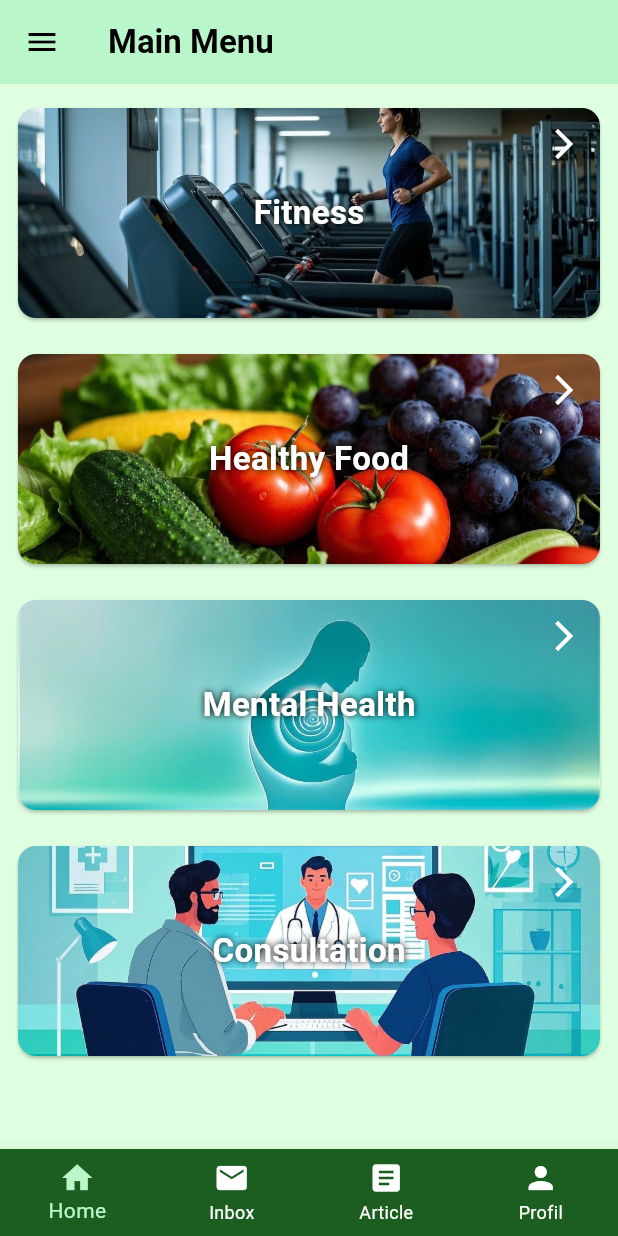
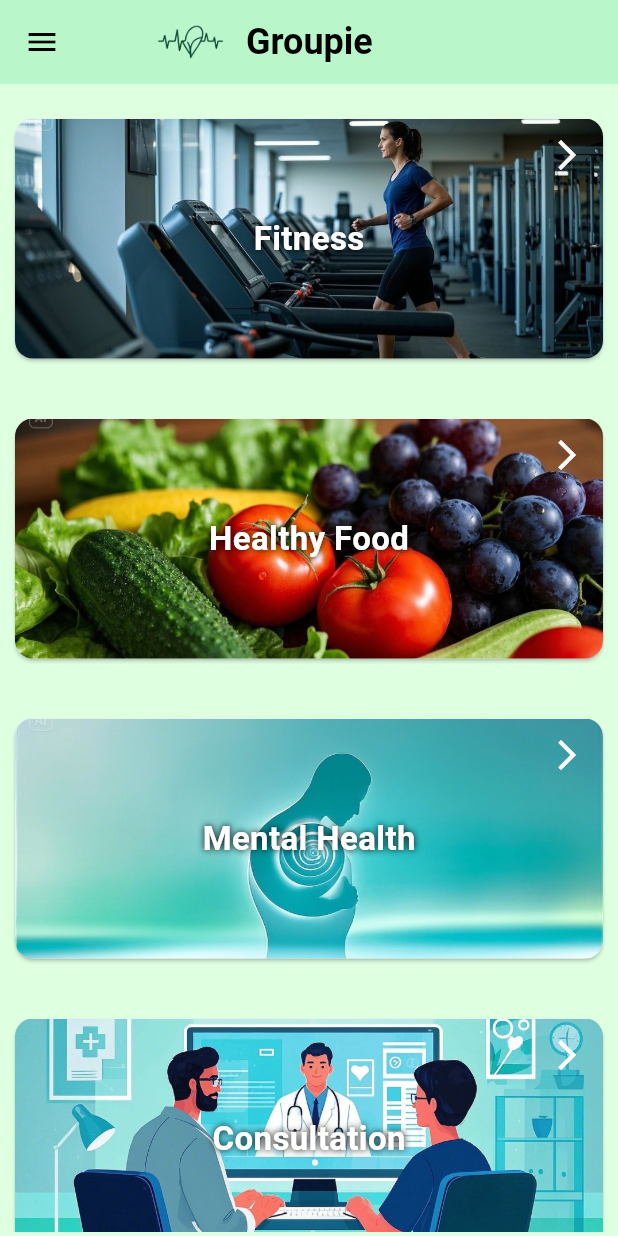
Before and after one commit to Juv-andrew/groupie, a Flutter app: the MainMenuPage screen opened directly, on a phone screen of 412 x 824 dp. Run offline on Flutter 3.47's test engine with Material 3 defaults, Android fonts, the phone set to English and light mode, and no system bars; our stand-ins replace share_plus, shared_preferences, smooth_page_indicator; accounts and stored records are empty.

Commit message:
progress sementara untuk drawer dan halaman main_page.dart

```diff
--- a/lib/main_page.dart
+++ b/lib/main_page.dart
@@ -82,6 +82,16 @@ class _MainMenuPageState extends State<MainMenuPage> {
                 );
               },
             ),
+            ListTile(
+        leading: const Icon(Icons.article),
+        title: const Text('Articles'),
+        onTap: () {
+          Navigator.pushReplacement(
+            context,
+            MaterialPageRoute(builder: (_) => ArticlePage()),
+          );
+        },
+      ),
             const Divider(),
             ListTile(
               leading: const Icon(Icons.logout),
@@ -124,19 +134,38 @@ class _MainMenuPageState extends State<MainMenuPage> {
       ),
 
       // ✅ AppBar dengan hamburger
-      appBar: AppBar(
-        backgroundColor: const Color(0xFFB9F6CA),
-        elevation: 0,
-        title: const Text(
-          "Main Menu",
-          style: TextStyle(color: Colors.black, fontWeight: FontWeight.bold),
+     appBar: AppBar(
+  backgroundColor: const Color(0xFFB9F6CA),
+  elevation: 0,
+  iconTheme: const IconThemeData(color: Colors.black),
+  title: Padding(
+    padding: const EdgeInsets.only(left: 20),
+    child: Row(
+      mainAxisSize: MainAxisSize.min,
+      children: [
+        Image.asset(
+          'img-project/logo.png', // Path to your logo image',
+          height: 70,
+          width: 70,
         ),
-        iconTheme: const IconThemeData(color: Colors.black),
-      ),
+        const SizedBox(width: 2),
+        const Text(
+          "Groupie",
+          style: TextStyle(
+            color: Colors.black,
+            fontWeight: FontWeight.bold,
+            fontSize: 24,
+          ),
+        ),
+      ],
+    ),
+  ),
+),
+
 
       // ✅ Konten Menu Card
       body: Padding(
-        padding: const EdgeInsets.symmetric(horizontal: 8, vertical: 4),
+        padding: const EdgeInsets.symmetric(horizontal: 6, vertical: 3),
         child: SingleChildScrollView(
           child: Column(
             children: [
@@ -184,49 +213,6 @@ class _MainMenuPageState extends State<MainMenuPage> {
           ),
         ),
       ),
-
-      // ✅ Bottom Navigation Bar
-      bottomNavigationBar: BottomNavigationBar(
-        type: BottomNavigationBarType.fixed,
-        backgroundColor: const Color(0xFF1B5E20),
-        selectedItemColor: const Color(0xFFB9F6CA),
-        unselectedItemColor: Colors.white,
-        currentIndex: 0,
-        onTap: (index) {
-          switch (index) {
-            case 0:
-              Navigator.pushReplacement(
-                context,
-                MaterialPageRoute(builder: (_) => const MainMenuPage()),
-              );
-              break;
-            case 1:
-              Navigator.pushReplacement(
-                context,
-                MaterialPageRoute(builder: (_) => const NotificationsPage()),
-              );
-              break;
-            case 2:
-              Navigator.pushReplacement(
-                context,
-                MaterialPageRoute(builder: (_) => ArticlePage()),
-              );
-              break;
-            case 3:
-              Navigator.pushReplacement(
-                context,
-                MaterialPageRoute(builder: (_) => const ProfilePage()),
-              );
-              break;
-          }
-        },
-        items: const [
-          BottomNavigationBarItem(icon: Icon(Icons.home), label: 'Home'),
-          BottomNavigationBarItem(icon: Icon(Icons.mail), label: 'Inbox'),
-          BottomNavigationBarItem(icon: Icon(Icons.article), label: 'Article'),
-          BottomNavigationBarItem(icon: Icon(Icons.person), label: 'Profil'),
-        ],
-      ),
     );
   }
 
@@ -234,7 +220,7 @@ class _MainMenuPageState extends State<MainMenuPage> {
   Widget _buildMenuCard(String title, String imagePath, {VoidCallback? onTap}) {
     return Container(
       width: double.infinity,
-      margin: const EdgeInsets.symmetric(vertical: 8),
+      margin: const EdgeInsets.symmetric(vertical: 16, horizontal: 0),
       child: GestureDetector(
         onTap: onTap,
         child: Card(
@@ -247,7 +233,7 @@ class _MainMenuPageState extends State<MainMenuPage> {
             children: [
               Image.asset(
                 imagePath,
-                height: 140,
+                height: 160,
                 width: double.infinity,
                 fit: BoxFit.cover,
               ),
```
